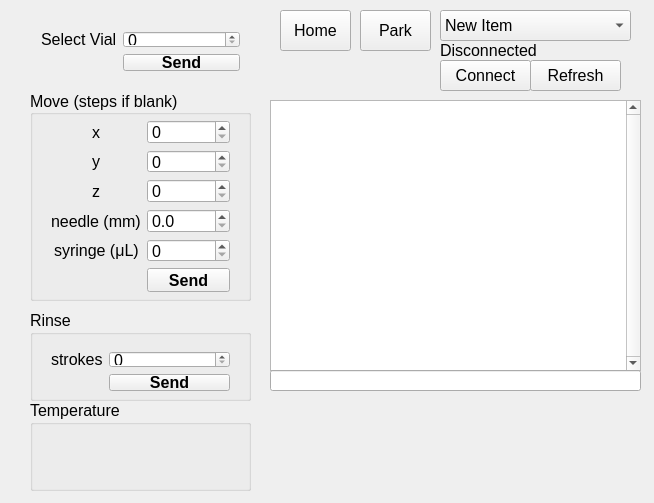
Before: the Qt Designer form src/gpicontroller.ui in amoose136/GPIController, drawn with Qt 5.
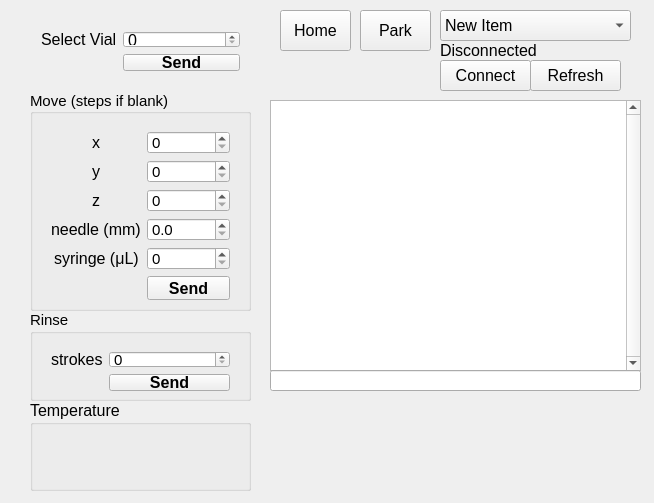
After: the same form once the commit is applied.

Patch:
```diff
--- a/src/gpicontroller.ui
+++ b/src/gpicontroller.ui
@@ -103,7 +103,7 @@
       <x>30</x>
       <y>90</y>
       <width>221</width>
-      <height>211</height>
+      <height>221</height>
      </rect>
     </property>
     <property name="sizePolicy">
@@ -115,7 +115,7 @@
     <property name="font">
      <font>
       <family>Arial</family>
-      <pointsize>12</pointsize>
+      <pointsize>11</pointsize>
      </font>
     </property>
     <property name="title">
@@ -134,9 +134,9 @@
      <property name="geometry">
       <rect>
        <x>10</x>
-       <y>19</y>
+       <y>30</y>
        <width>201</width>
-       <height>194</height>
+       <height>191</height>
       </rect>
      </property>
      <layout class="QFormLayout" name="layoutMove">
@@ -291,7 +291,7 @@
     <property name="font">
      <font>
       <family>Arial</family>
-      <pointsize>12</pointsize>
+      <pointsize>11</pointsize>
      </font>
     </property>
     <property name="title">
```
